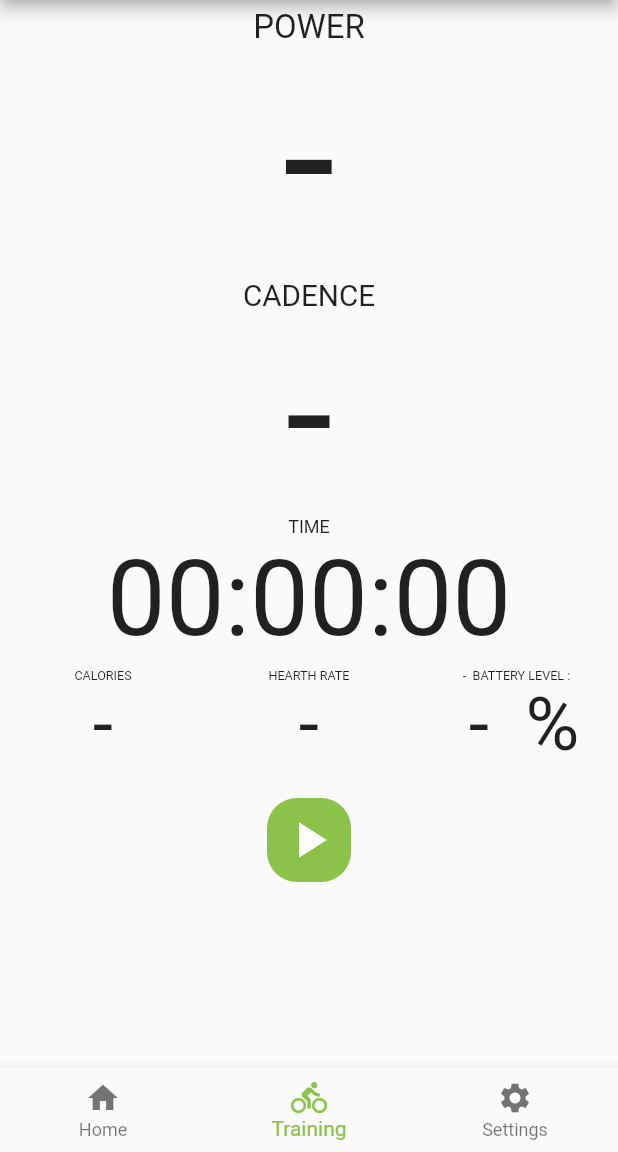
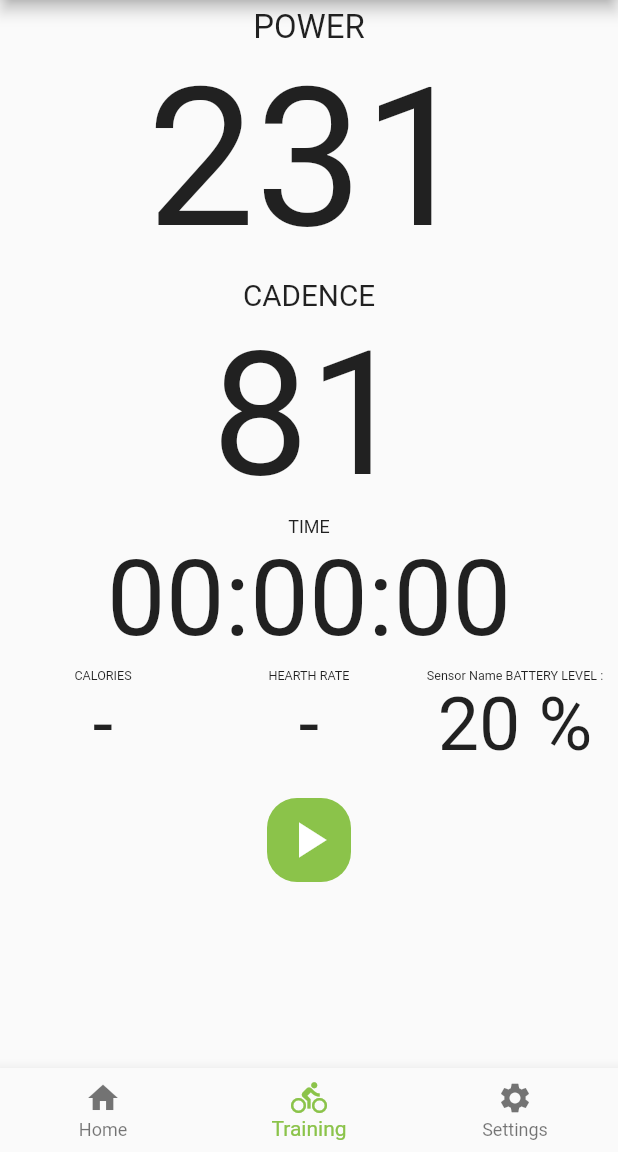
Before and after one commit to lilag-dawg/lstech_app_v2, a Flutter app: the screen it shows after launch, item 2 of the bottom bar chosen, on a phone screen of 412 x 824 dp, the part 84-1236 px from its top. Run offline on Flutter 3.47's test engine with Material 2 defaults, Android fonts, the phone set to English and light mode, and no system bars; our stand-ins replace flutter_blue.

```diff
--- /dev/null
+++ b/lstech_app/lib/models/streamUtility.dart
@@ -0,0 +1,39 @@
+import 'dart:math';
+
+class StreamUtility {
+  static Stream<int> powerStreamTest(Duration interval, [int maxCount]) async* {
+    int i = 0;
+    int max = 300;
+    int min = 200;
+    var rdm = Random();
+    while (true) {
+      await Future.delayed(interval);
+      yield min + rdm.nextInt(max - min);
+      if (i == maxCount) break;
+    }
+  }
+
+  static Stream<int> cadenceStreamTest(Duration interval,
+      [int maxCount]) async* {
+    int i = 0;
+    int max = 90;
+    int min = 80;
+    var rdm = Random();
+    while (true) {
+      await Future.delayed(interval);
+      yield min + rdm.nextInt(max - min);
+      if (i == maxCount) break;
+    }
+  }
+
+  static Stream<int> batteryStreamTest(Duration interval,
+      [int maxCount]) async* {
+    int i = 0;
+    var rdm = Random().nextInt(100);
+    while (true) {
+      await Future.delayed(interval);
+      yield rdm;
+      if (i == maxCount) break;
+    }
+  }
+}
--- a/lstech_app/lib/widgets/trainingWidget.dart
+++ b/lstech_app/lib/widgets/trainingWidget.dart
@@ -2,6 +2,7 @@ import 'dart:async';
 import 'package:flutter/material.dart';
 import 'package:lstech_app/models/bluetoothDeviceManager.dart';
 import 'package:lstech_app/models/recognizedData.dart';
+import 'package:lstech_app/models/streamUtility.dart';
 import 'package:lstech_app/screens/statisticScreen.dart';
 import 'package:lstech_app/widgets/startPauseWidget.dart';
 import 'package:lstech_app/widgets/stopwatchWidget.dart';
@@ -208,12 +209,15 @@ class _TrainingScreenState extends State<TrainingScreen> {
   Widget build(BuildContext context) {
     final deviceManager = Provider.of<BluetoothDeviceManager>(context);
 
-    Stream<int> powerStream;
-    Stream<int> cadenceStream;
-    Stream<int> batteryStream;
+    Stream<int> powerStream = StreamUtility.powerStreamTest(
+        Duration(seconds: 1)); // only present for testing purposes
+    Stream<int> cadenceStream = StreamUtility.cadenceStreamTest(
+        Duration(seconds: 1)); // only present for testing purposes
+    Stream<int> batteryStream = StreamUtility.batteryStreamTest(
+        Duration(seconds: 1)); // only present for testing purposes
     Stream<int> hearthRateStream;
     Stream<double> calorieStream;
-    String deviceName;
+    String deviceName = 'Sensor Name'; // only present for testing purposes
 
     Stream<double> calorieStreamFunction() async* {
       List<PowerData> powerReading =
```
